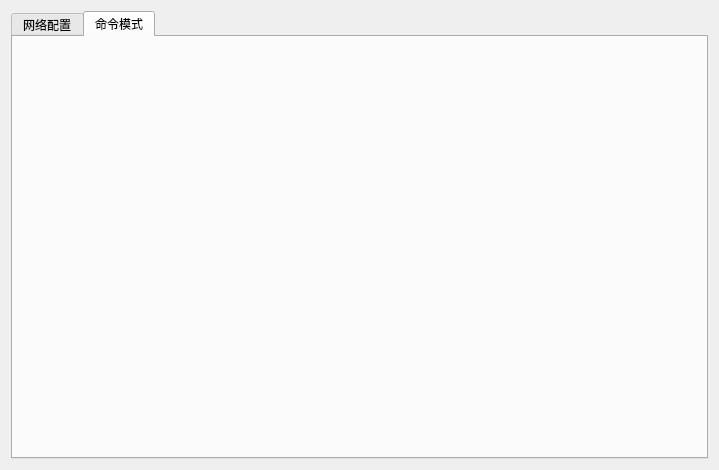
birdman1992/RemoteCtrl, file UpdateManager/remoteconfig.ui: the form before one commit.
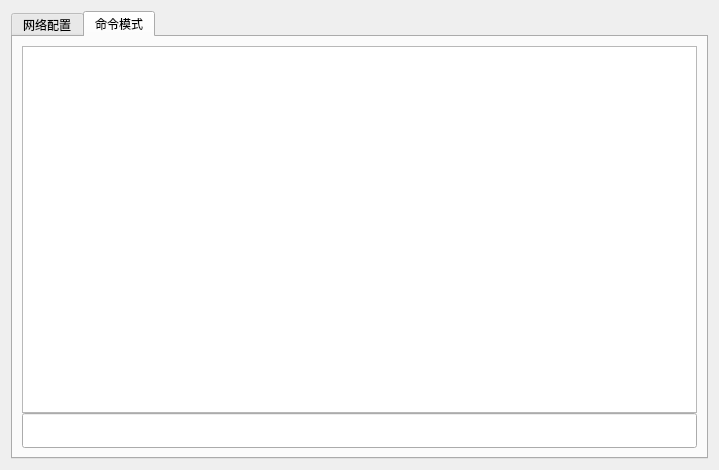
The form after the commit. The open tabs and pages were chosen to show the change.

Diff of the .ui file:
```diff
--- a/UpdateManager/remoteconfig.ui
+++ b/UpdateManager/remoteconfig.ui
@@ -175,6 +175,27 @@
       <attribute name="title">
        <string>命令模式</string>
       </attribute>
+      <layout class="QVBoxLayout" name="verticalLayout_3">
+       <property name="spacing">
+        <number>0</number>
+       </property>
+       <item>
+        <widget class="QTextEdit" name="cmd_return"/>
+       </item>
+       <item>
+        <widget class="QLineEdit" name="cmd_line">
+         <property name="minimumSize">
+          <size>
+           <width>0</width>
+           <height>35</height>
+          </size>
+         </property>
+         <property name="text">
+          <string/>
+         </property>
+        </widget>
+       </item>
+      </layout>
      </widget>
     </widget>
    </item>
```
Left out of the diff: 2 changed lines with no effect on the pictures.
